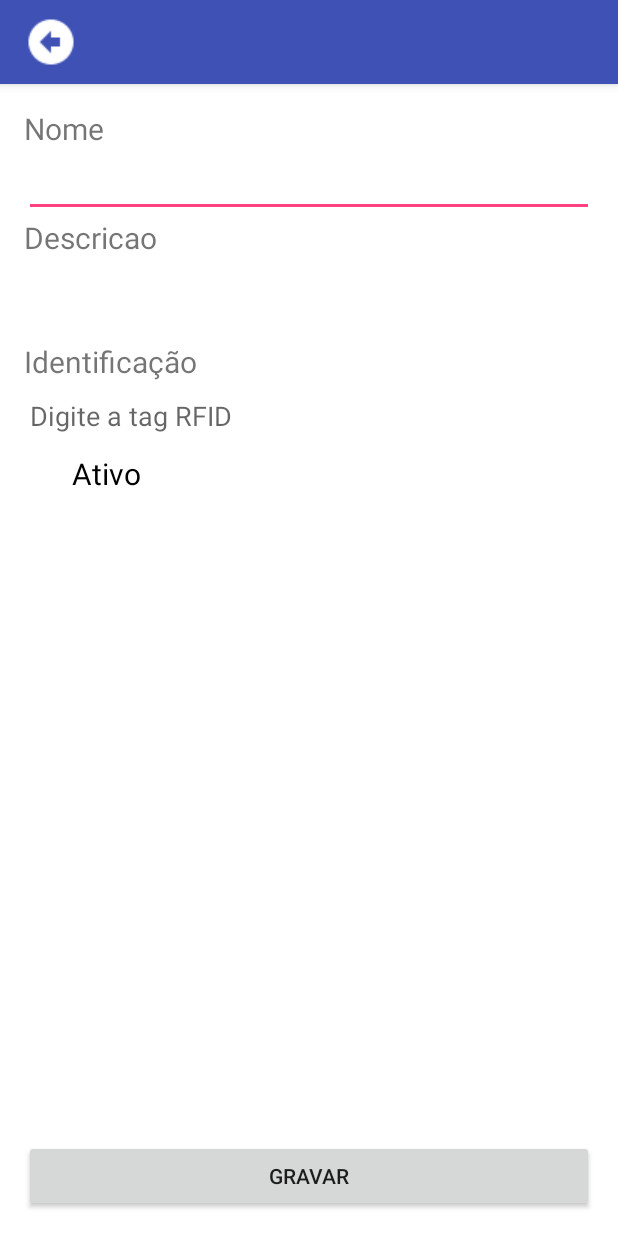
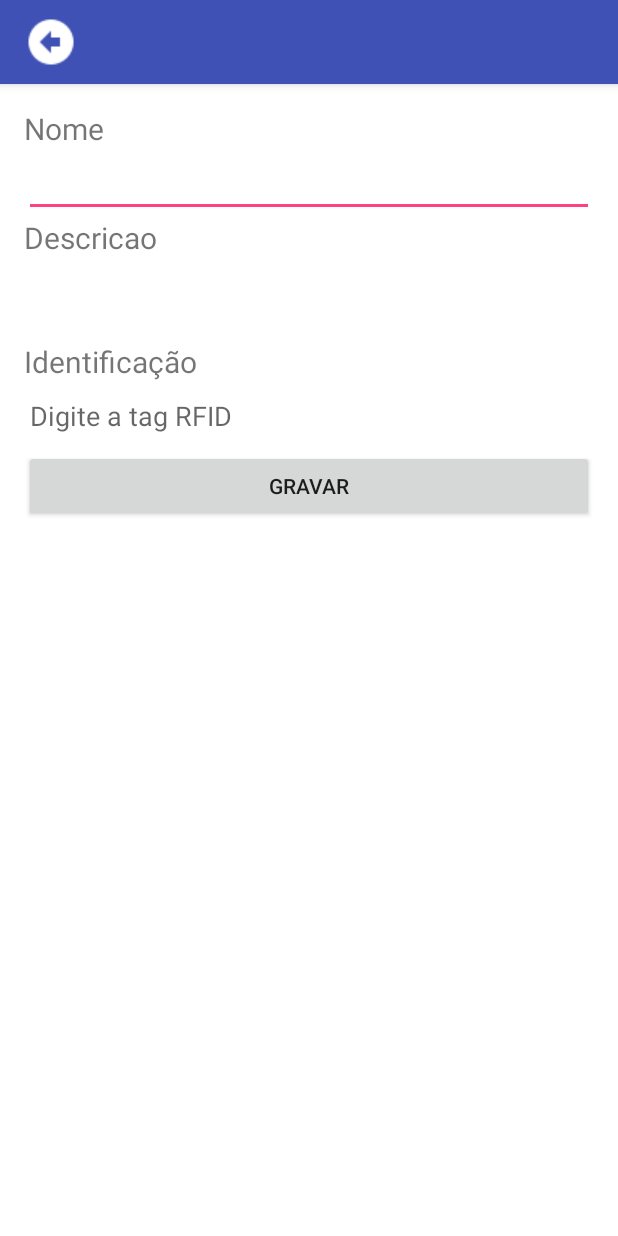
Before and after one commit to georgevbm/RFID, an Android app: the CadPatrimonioActivity screen opened directly, with no data from a screen before it, on a phone screen of 412 x 824 dp. Run offline under Robolectric (Android 15) with nearby library versions, the phone set to English and light mode, and no system bars.

```diff
--- a/app/build.gradle
+++ b/app/build.gradle
@@ -16,7 +16,7 @@ android {
             proguardFiles getDefaultProguardFile('proguard-android.txt'), 'proguard-rules.pro'
         }
     }
-    buildToolsVersion '26.0.0'
+    buildToolsVersion '26.0.2'
 }
 
 dependencies {
--- a/app/src/main/java/br/com/george/apprfid/Activity/CadPatrimonioActivity.java
+++ b/app/src/main/java/br/com/george/apprfid/Activity/CadPatrimonioActivity.java
@@ -9,7 +9,6 @@ import android.view.Menu;
 import android.view.MenuItem;
 import android.view.View;
 import android.widget.Button;
-import android.widget.CheckBox;
 import android.widget.EditText;
 
 import br.com.george.apprfid.Database.PatrimonioDAO;
@@ -20,7 +19,6 @@ public class CadPatrimonioActivity extends AppCompatActivity {
     private EditText txtDescricao;
     private EditText txtIdentificacao;
     private EditText txtNome;
-    private CheckBox chkAtivo;
     private Patrimonio patrimonio;
     private Toolbar mToolbar;
 
@@ -29,9 +27,11 @@ public class CadPatrimonioActivity extends AppCompatActivity {
         super.onCreate(savedInstanceState);
         setContentView(R.layout.activity_cad_patrimonio);
 
+        // Pegando os componentes da tela de cadastro (activity_cad_patrimonio.xml)
         txtNome = (EditText) findViewById(R.id.txtNomePatrimonio);
         txtDescricao = (EditText) findViewById(R.id.txtDescricaoPatrimonio);
         txtIdentificacao = (EditText) findViewById(R.id.txtIdentificacaoPatrimonio);
+
 
         if (getIntent().hasExtra("patrimonio")) {
             patrimonio = (Patrimonio) getIntent().getExtras().getSerializable("patrimonio");
--- a/app/src/main/java/br/com/george/apprfid/Activity/MainActivity.java
+++ b/app/src/main/java/br/com/george/apprfid/Activity/MainActivity.java
@@ -23,13 +23,14 @@ public class MainActivity extends AppCompatActivity {
         super.onCreate(savedInstanceState);
         setContentView(R.layout.activity_main);
 
-        //region Botão RFID
+        // Recebendo o botão da tela inicial (activity_main.xml)
         Button btnIniciarRFID = (Button) findViewById(R.id.btnIniciarRFID);
+
+        // Evento de clique do botão da tela inicial
         btnIniciarRFID.setOnClickListener(new View.OnClickListener() {
 
             @Override
             public void onClick(View v) {
-
                 Intent intent = new Intent(MainActivity.this, ListarBluetoothActivity.class);
                 startActivity(intent);
             }
@@ -38,7 +39,7 @@ public class MainActivity extends AppCompatActivity {
         List<Patrimonio> patrimonios = new ArrayList<>();
         patrimonios = new PatrimonioDAO(MainActivity.this).SelecionarTodos();
 
-        new PatrimonioDAO(MainActivity.this).Excluir(1);
+//        new PatrimonioDAO(MainActivity.this).Excluir(2);
 
         for(Patrimonio p: patrimonios){
             Log.i("DADOS BANCO", "Cod: " + p.getCod());
--- a/app/src/main/res/layout/activity_cad_patrimonio.xml
+++ b/app/src/main/res/layout/activity_cad_patrimonio.xml
@@ -4,12 +4,16 @@
     xmlns:tools="http://schemas.android.com/tools"
     android:layout_width="match_parent"
     android:layout_height="match_parent"
-    android:orientation="vertical"
-    android:background="#FFF">
+    android:background="#FFF"
+    android:orientation="vertical">
 
     <include
         android:id="@+id/ToolbarTop"
         layout="@layout/tool_bar" />
+
+    <ScrollView
+        android:layout_width="match_parent"
+        android:layout_height="match_parent">
 
         <RelativeLayout
             android:layout_width="match_parent"
@@ -31,6 +35,7 @@
                     android:layout_height="fill_parent"
                     android:text="Nome"
                     android:textSize="20sp" />
+
                 <EditText
                     android:id="@+id/txtNomePatrimonio"
                     android:layout_width="fill_parent"
@@ -42,6 +47,7 @@
                     android:layout_height="fill_parent"
                     android:text="Descricao"
                     android:textSize="20sp" />
+
                 <EditText
                     android:id="@+id/txtDescricaoPatrimonio"
                     android:layout_width="fill_parent"
@@ -53,18 +59,12 @@
                     android:paddingTop="10dp"
                     android:text="Identificação"
                     android:textSize="20sp" />
+
                 <EditText
                     android:id="@+id/txtIdentificacaoPatrimonio"
                     android:layout_width="fill_parent"
                     android:layout_height="fill_parent"
                     android:hint="Digite a tag RFID" />
-
-                <CheckBox
-                    android:id="@+id/chkAtivoPatrimonio"
-                    android:layout_width="wrap_content"
-                    android:layout_height="wrap_content"
-                    android:text="Ativo"
-                    android:textSize="20sp" />
             </LinearLayout>
 
             <RelativeLayout
@@ -82,4 +82,5 @@
             </RelativeLayout>
 
         </RelativeLayout>
+    </ScrollView>
 </LinearLayout>
```
